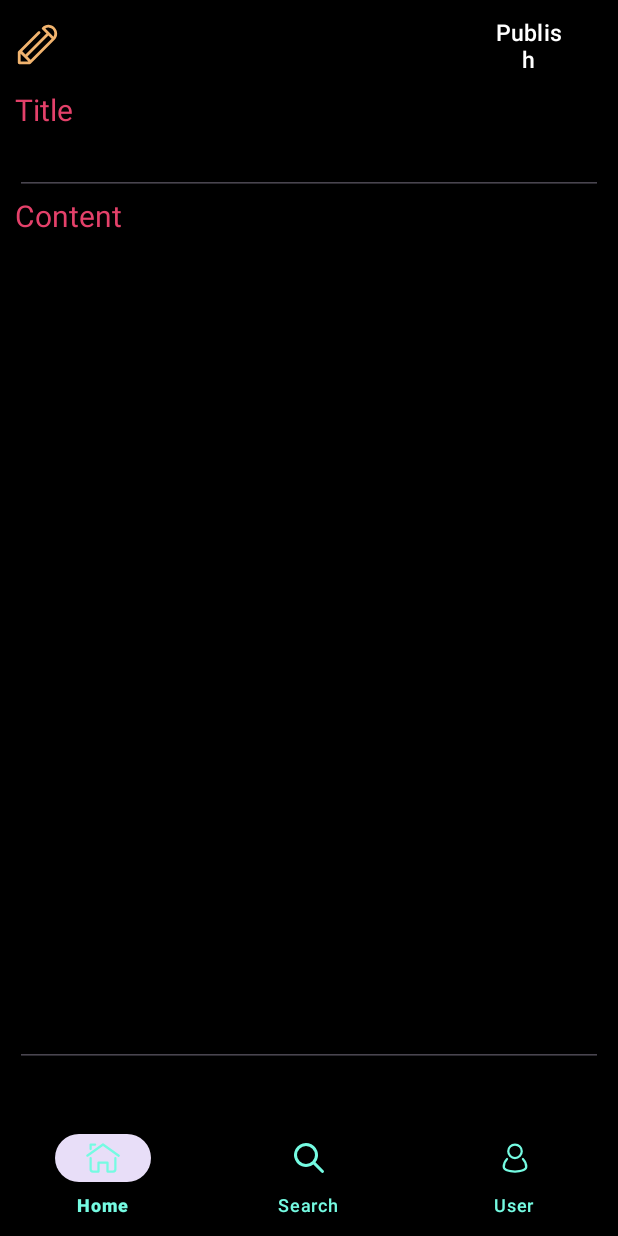
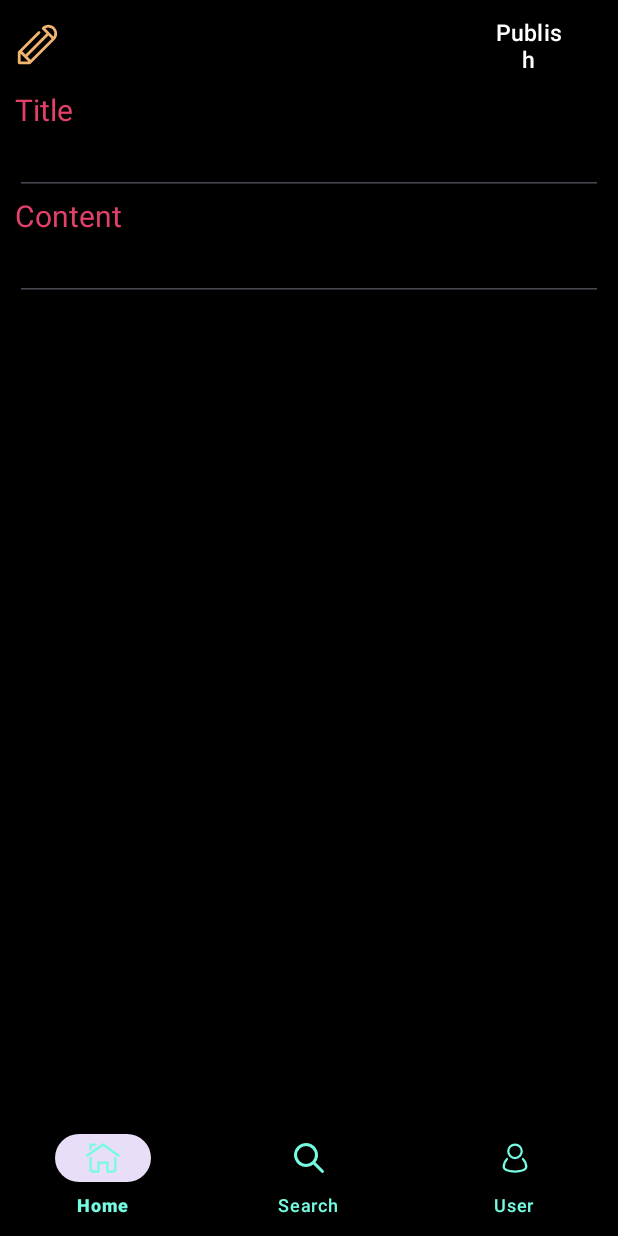
Before and after one commit to AntonPazniak/MoviePocketAndroid, an Android app: the NewReviewFragment screen opened through its navigation route, on a phone screen of 412 x 824 dp. Run offline under Robolectric (Android 15) with nearby library versions, the phone set to English and light mode, and no system bars; our stand-ins replace navigation-ui; pictures from the network do not load.

Commit message:
minor fix

```diff
--- a/app/src/main/res/layout/fragment_review_new.xml
+++ b/app/src/main/res/layout/fragment_review_new.xml
@@ -75,7 +75,7 @@
             <MultiAutoCompleteTextView
                 android:id="@+id/multiTextContent"
                 android:layout_width="match_parent"
-                android:layout_height="556dp"
+                android:layout_height="wrap_content"
                 android:gravity="top"
                 android:textColor="@color/white"
                 tools:ignore="LabelFor" />
```
